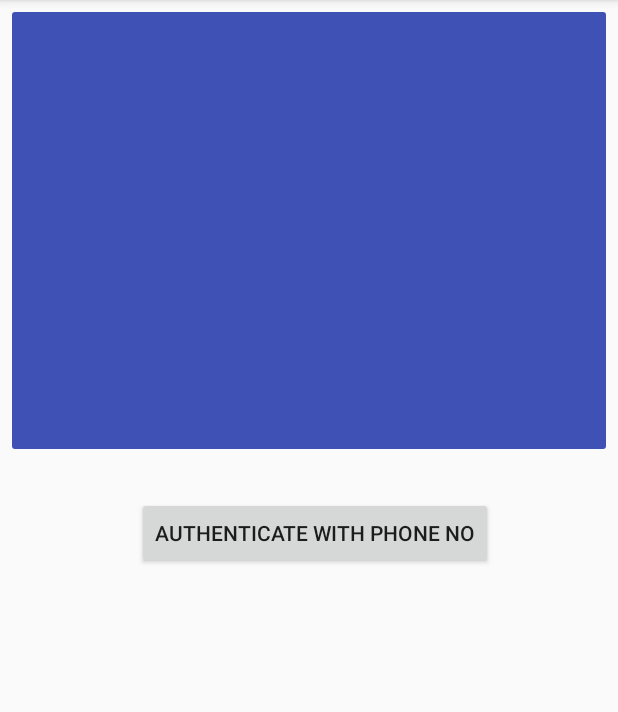
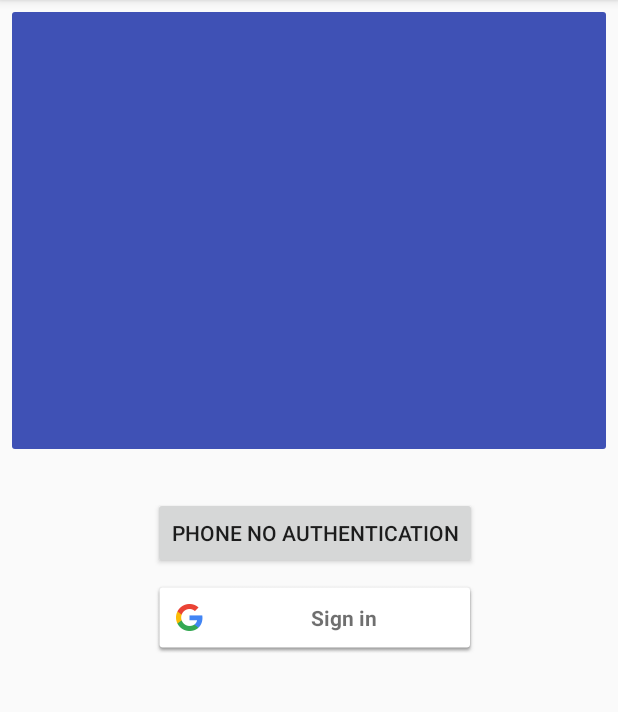
Before and after one commit to greate43/Eatr, an Android app: the screen it shows after launch (MainActivity), on a phone screen of 412 x 824 dp, the part 84-796 px from its top. Run offline under Robolectric (Android 15) with nearby library versions, the phone set to English and light mode, and no system bars; our stand-ins replace Firebase (no records; nobody signed in at launch, a user with empty details on screens opened directly).

Commit message:
Google authentation added

```diff
--- a/Eatr/app/src/main/java/sk/greate43/eatr/fragments/PhoneNoVerificationFragment.java
+++ b/Eatr/app/src/main/java/sk/greate43/eatr/fragments/PhoneNoVerificationFragment.java
@@ -258,7 +258,6 @@ public class PhoneNoVerificationFragment extends Fragment {
     /**
      * @return Returns a token
      */
-    @Contract(pure = true)
     public PhoneAuthProvider.ForceResendingToken getToken() {
         return mResendToken;
     }
@@ -405,7 +404,8 @@ public class PhoneNoVerificationFragment extends Fragment {
                         }
 
                     }
-                } else {
+                }
+                else {
                     if (mListener != null) {
                         mListener.onFragmentReplaced(ProfileFragment.newInstance());
                     }
@@ -413,7 +413,7 @@ public class PhoneNoVerificationFragment extends Fragment {
                 }
             }
         } else {
-            Log.d(TAG, "onDataChange: dont exisit ");
+            Log.d(TAG, "onDataChange: dent exist ");
 
         }
     }
--- a/Eatr/app/src/main/res/layout/fragment_authentation.xml
+++ b/Eatr/app/src/main/res/layout/fragment_authentation.xml
@@ -34,8 +34,18 @@
         android:layout_marginEnd="8dp"
         android:layout_marginStart="8dp"
         android:layout_marginTop="24dp"
-        android:text="Authenticate with Phone No"
+        android:text="Phone No Authentication"
         app:layout_constraintEnd_toEndOf="parent"
         app:layout_constraintStart_toStartOf="@+id/fragment_authemtation_app_logo"
         app:layout_constraintTop_toTopOf="@+id/guideline3" />
+
+    <com.google.android.gms.common.SignInButton
+        android:id="@+id/fragment_authentation_button_google_auth"
+        android:layout_width="0dp"
+        android:layout_height="wrap_content"
+        android:layout_marginTop="8dp"
+        android:text="Google Authentication"
+        app:layout_constraintEnd_toEndOf="@+id/fragment_authentication_button_open_phone_auth"
+        app:layout_constraintStart_toStartOf="@+id/fragment_authentication_button_open_phone_auth"
+        app:layout_constraintTop_toBottomOf="@+id/fragment_authentication_button_open_phone_auth" />
 </android.support.constraint.ConstraintLayout>
```
Also changed, not shown: Eatr/app/src/main/java/sk/greate43/eatr/fragments/AuthenticationFragment.java (+95 -13 lines).
